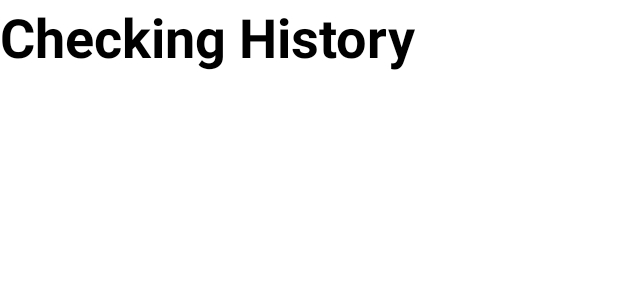
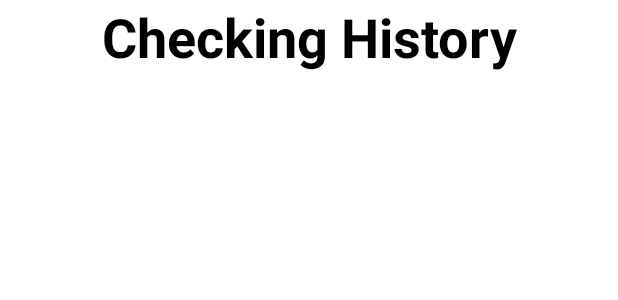
Before and after one commit to Linus319/TheValleyBankApp, an Android app: the layout activity_checking_transactions.xml on its own in the app's theme, with its tools: preview values and no code run, on a phone screen of 412 x 824 dp. Shown: the top 300 px of the screen. Run offline under Robolectric (Android 15) with nearby library versions, the phone set to English and light mode, and no system bars.

```diff
--- a/app/src/main/res/layout/activity_checking_transactions.xml
+++ b/app/src/main/res/layout/activity_checking_transactions.xml
@@ -1,23 +1,23 @@
 <?xml version="1.0" encoding="utf-8"?>
-<LinearLayout xmlns:android="http://schemas.android.com/apk/res/android"
+<androidx.constraintlayout.widget.ConstraintLayout xmlns:android="http://schemas.android.com/apk/res/android"
+    xmlns:app="http://schemas.android.com/apk/res-auto"
+    xmlns:tools="http://schemas.android.com/tools"
+    android:id="@+id/linearLayout"
     android:layout_width="match_parent"
-    android:layout_height="wrap_content"
-    android:orientation="vertical">
+    android:layout_height="wrap_content">
 
     <TextView
         android:id="@+id/chHistoryTitle"
-        android:layout_width="wrap_content"
+        android:layout_width="0dp"
         android:layout_height="wrap_content"
         android:text="Checking History"
         android:textAlignment="center"
         android:textColor="@color/black"
         android:textSize="36sp"
-        android:textStyle="bold" />
+        android:textStyle="bold"
+        app:layout_constraintEnd_toEndOf="parent"
+        app:layout_constraintStart_toStartOf="parent"
+        app:layout_constraintTop_toTopOf="parent"
+        app:layout_constraintVertical_chainStyle="packed" />
 
-    <ListView
-        android:id="@+id/chTransList"
-        android:layout_width="match_parent"
-        android:layout_height="wrap_content"
-        android:scrollbars="vertical" />
-
-</LinearLayout>
+</androidx.constraintlayout.widget.ConstraintLayout>
--- a/build.gradle
+++ b/build.gradle
@@ -1,5 +1,5 @@
 // Top-level build file where you can add configuration options common to all sub-projects/modules.
 plugins {
-    id 'com.android.application' version '7.3.1' apply false
-    id 'com.android.library' version '7.3.1' apply false
+    id 'com.android.application' version '7.4.2' apply false
+    id 'com.android.library' version '7.4.2' apply false
 }
```
Also changed, not shown: app/src/main/java/com/example/thevalleybankapp/CheckingTransactionActivity.java (+4 -4 lines), app/src/main/java/com/example/thevalleybankapp/TransferFunds.java (+39 -26 lines).
